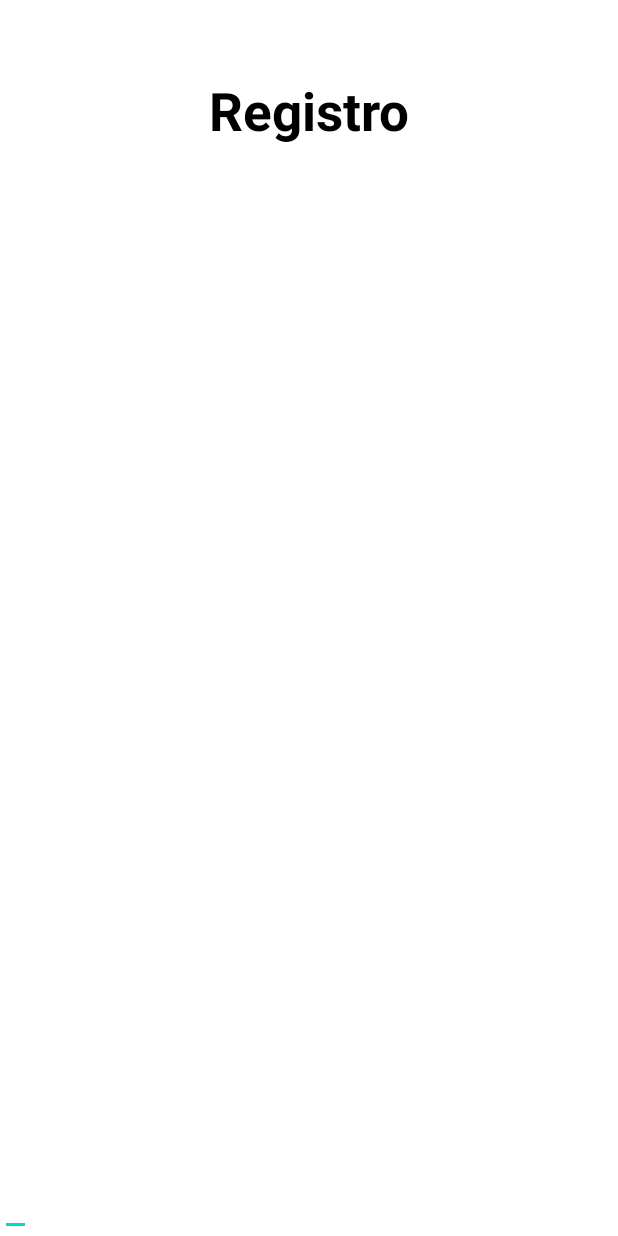
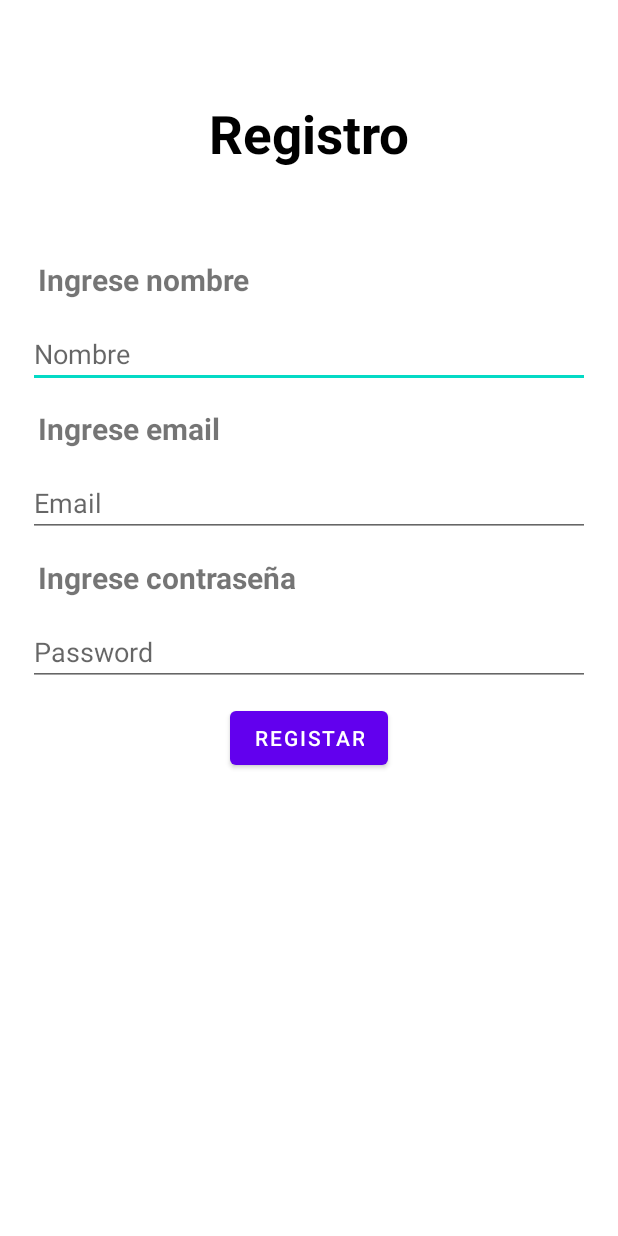
Before and after one commit to MarianoDigangi1/android-studio-got, an Android app: the screen it shows after launch (SignUpActivity), after a tap on "REGISTRAR USUARIO", on a phone screen of 412 x 824 dp. Run offline under Robolectric (Android 15) with nearby library versions, the phone set to English and light mode, and no system bars.

Commit message:
signUp activity add

```diff
--- a/app/build.gradle
+++ b/app/build.gradle
@@ -37,6 +37,10 @@ dependencies {
     implementation "androidx.appcompat:appcompat:1.2.0"
     implementation "androidx.recyclerview:recyclerview:1.1.0"
     implementation 'androidx.constraintlayout:constraintlayout:2.1.4'
+    implementation 'com.j256.ormlite:ormlite-core:5.1'
+    implementation 'com.j256.ormlite:ormlite-android:5.1'
+    compileOnly 'org.projectlombok:lombok:1.18.24'
+    annotationProcessor 'org.projectlombok:lombok:1.18.24'
     testImplementation 'junit:junit:4.13.2'
     androidTestImplementation 'androidx.test.ext:junit:1.1.3'
     androidTestImplementation 'androidx.test.espresso:espresso-core:3.4.0'
--- a/app/src/main/java/com/got/trabajopractico/home/HomeActivity.java
+++ b/app/src/main/java/com/got/trabajopractico/activity/HomeActivity.java
@@ -1,4 +1,4 @@
-package com.got.trabajopractico.home;
+package com.got.trabajopractico.activity;
 
 import androidx.appcompat.app.AppCompatActivity;
 import androidx.recyclerview.widget.RecyclerView;
@@ -10,7 +10,6 @@ import com.got.trabajopractico.adapter.HouseAdapter;
 import com.got.trabajopractico.model.House;
 
 import java.util.ArrayList;
-import java.util.List;
 
 public class HomeActivity extends AppCompatActivity {
 
--- /dev/null
+++ b/app/src/main/java/com/got/trabajopractico/activity/LoginActivity.java
@@ -0,0 +1,82 @@
+package com.got.trabajopractico.activity;
+
+import androidx.appcompat.app.AppCompatActivity;
+
+import android.content.Intent;
+import android.content.SharedPreferences;
+import android.os.Bundle;
+import android.view.View;
+import android.widget.Button;
+import android.widget.CheckBox;
+import android.widget.EditText;
+
+import com.got.trabajopractico.R;
+import com.got.trabajopractico.helpers.HelperConstants;
+
+public class LoginActivity extends AppCompatActivity {
+
+    EditText etContra, etUsuario;
+    Button btnIniciar, btnRegistrar;
+    CheckBox etRecordarUsuario;
+    SharedPreferences preferences;
+
+    @Override
+    protected void onCreate(Bundle savedInstanceState) {
+        super.onCreate(savedInstanceState);
+        setContentView(R.layout.activity_login);
+
+        inicializarElementos();
+        configurarSharedPreferenced();
+        //Funcionalidad de los Buttons
+        btnIniciar.setOnClickListener(new View.OnClickListener() {
+            @Override
+            public void onClick(View view) {
+                String usuario = etUsuario.getText().toString();
+                String password = etContra.getText().toString();
+                recordarUsuario(usuario, password);
+            }
+        });
+        btnRegistrar.setOnClickListener(new View.OnClickListener() {
+            @Override
+            public void onClick(View view) {
+                //si se cumple la condicion de que el <Usuario y contraseña> es igual a Usario y contraseña que entre a paginacion, en caso contrario mostrar un mensaje
+                paginacionEntreActivitis(SignUpActivity.class);
+                // Toast.makeText(SignUpActivity.this,"ERROR AL VALIDAR USUARIO", Toast.LENGTH_LONG).show();
+            }
+        });
+    }
+
+    private void inicializarElementos() {
+        etUsuario = findViewById(R.id.etUsuario);
+        etContra = findViewById(R.id.etContra);
+        btnIniciar = findViewById(R.id.btnIniciar);
+        btnRegistrar = findViewById(R.id.btnRegistrar);
+        etRecordarUsuario = findViewById(R.id.etRecordarUsuario);
+    }
+
+    private void configurarSharedPreferenced(){
+        preferences = getApplicationContext().getSharedPreferences(HelperConstants.SP_CREDENCIALES, MODE_PRIVATE);
+        String usuarioGuardado = preferences.getString(HelperConstants.USUARIO, null);
+        String passwordGuardada = preferences.getString(HelperConstants.PASSWORD, null);
+
+        if (usuarioGuardado != null && passwordGuardada != null) {
+            paginacionEntreActivitis(HomeActivity.class);
+        }
+    }
+
+    private void recordarUsuario(String usuario, String password) {
+        if (etRecordarUsuario.isChecked()) {
+            SharedPreferences prefs = getApplicationContext().getSharedPreferences(HelperConstants.SP_CREDENCIALES, MODE_PRIVATE);
+            SharedPreferences.Editor editor = prefs.edit();
+            editor.putString(HelperConstants.USUARIO, usuario);
+            editor.putString(HelperConstants.PASSWORD, password);
+            editor.apply();
+        }
+        paginacionEntreActivitis(HomeActivity.class);
+    }
+
+    private void paginacionEntreActivitis(Class claseDestino) {
+        Intent intentGlobal = new Intent(LoginActivity.this, claseDestino);
+        startActivity(intentGlobal);
+    }
+}
--- /dev/null
+++ b/app/src/main/java/com/got/trabajopractico/activity/SignUpActivity.java
@@ -0,0 +1,73 @@
+package com.got.trabajopractico.activity;
+
+import androidx.appcompat.app.AppCompatActivity;
+
+import android.os.Bundle;
+import android.view.View;
+import android.widget.Button;
+import android.widget.EditText;
+import android.widget.TextView;
+import android.widget.Toast;
+
+import com.got.trabajopractico.R;
+import com.got.trabajopractico.db.UsuarioManager;
+import com.got.trabajopractico.model.Usuario;
+
+import java.sql.SQLException;
+
+public class SignUpActivity extends AppCompatActivity {
+
+    TextView textViewRegistro, textViewNombre, textViewEmail, textViewPassword;
+    EditText editTextNombre, editTextEmail, editTextPassoword;
+    Button btnSignUp;
+
+    @Override
+    protected void onCreate(Bundle savedInstanceState) {
+        super.onCreate(savedInstanceState);
+        setContentView(R.layout.activity_sign_up);
+
+        inicializarElementos();
+
+        btnSignUp.setOnClickListener(new View.OnClickListener() {
+            @Override
+            public void onClick(View view) {
+                Usuario usuario = new Usuario();
+
+                usuario.setId((int)(Math.random()*900000+1));
+                usuario.setUsername(editTextNombre.getText().toString());
+                usuario.setEmail(editTextEmail.getText().toString());
+                usuario.setPassword(editTextEmail.getText().toString());
+
+                if(verificaciones(usuario)){
+                    try{
+                        UsuarioManager.getInstanciaUsuarioManager(SignUpActivity.this).saveUsuario(usuario);
+                        Toast.makeText(SignUpActivity.this,"SE GUARDO EN LA BD", Toast.LENGTH_LONG).show();
+                    }catch (Exception e){
+                        e.printStackTrace();
+                        Toast.makeText(SignUpActivity.this,"ERROR", Toast.LENGTH_LONG).show();
+                    }
+                }else{
+                    Toast.makeText(SignUpActivity.this,"ERROR EN UNO DE LOS CAMPOS", Toast.LENGTH_LONG).show();
+                }
+            }
+        });
+    }
+
+    private void inicializarElementos(){
+        textViewRegistro = findViewById(R.id.tvRegistro);
+        textViewNombre = findViewById(R.id.tvNombre);
+        textViewEmail = findViewById(R.id.tvEmail);
+        textViewPassword = findViewById(R.id.tvPassword);
+        editTextNombre = findViewById(R.id.etNombre);
+        editTextEmail = findViewById(R.id.etEmail);
+        editTextPassoword = findViewById(R.id.etPassword);
+        btnSignUp = findViewById(R.id.btnRegistrarSingUp);
+    }
+    private boolean verificaciones(Usuario usuario){
+        boolean flag = true;
+        if(usuario.getEmail().matches("[@]+.+com$")){
+            flag = false;
+        }
+        return flag;
+    }
+}
--- a/app/src/main/java/com/got/trabajopractico/adapter/HouseAdapter.java
+++ b/app/src/main/java/com/got/trabajopractico/adapter/HouseAdapter.java
@@ -19,12 +19,10 @@ public class HouseAdapter extends RecyclerView.Adapter<HouseAdapter.HouseViewHol
     private OnItemClickListener onItemClickListener;
 
     public HouseAdapter(List<House> listHouse,OnItemClickListener onItemClickListener) {
-
         this.listHouse = listHouse;
         this.onItemClickListener = onItemClickListener;
     }
 
-    //Retorna una instancia de HouseViewHolder
     @NonNull
     @Override
     public HouseViewHolder onCreateViewHolder(@NonNull ViewGroup parent, int viewType) {
@@ -57,7 +55,6 @@ public class HouseAdapter extends RecyclerView.Adapter<HouseAdapter.HouseViewHol
 
 
     public interface OnItemClickListener{
-
         void onItemClickListener(House house);
     }
 }
--- a/app/src/main/java/com/got/trabajopractico/login/Login.java
+++ /dev/null
@@ -1,60 +0,0 @@
-package com.got.trabajopractico.login;
-
-import androidx.appcompat.app.AppCompatActivity;
-
-import android.content.Intent;
-import android.os.Bundle;
-import android.util.Log;
-import android.view.View;
-import android.widget.Button;
-import android.widget.CheckBox;
-import android.widget.EditText;
-
-import com.got.trabajopractico.R;
-import com.got.trabajopractico.home.HomeActivity;
-
-public class Login extends AppCompatActivity {
-
-    EditText etContra, etUsuario;
-    Button btnIniciar, btnRegistrar;
-    CheckBox etRecordarUsuario;
-
-    @Override
-    protected void onCreate(Bundle savedInstanceState) {
-        super.onCreate(savedInstanceState);
-        setContentView(R.layout.activity_login);
-
-        //R es una clase que se genera al momento de la compilación. Contiene los ids
-        etUsuario = findViewById(R.id.etUsuario);
-        etContra = findViewById(R.id.etContra);
-
-        btnIniciar =  findViewById(R.id.btnIniciar);
-        btnRegistrar = findViewById(R.id.btnRegistrar);
-
-        etRecordarUsuario = findViewById(R.id.etRecordarUsuario);
-
-        btnIniciar.setOnClickListener(new View.OnClickListener() {
-            @Override
-            public void onClick(View view) {
-                Intent intent_sign_in = new Intent(Login.this, HomeActivity.class);
-                startActivity(intent_sign_in);
-            }
-        });
-
-        btnRegistrar.setOnClickListener(new View.OnClickListener() {
-            @Override
-            public void onClick(View view) {
-                Intent intent_sign_up = new Intent(Login.this,SignUpActivity.class);
-                startActivity(intent_sign_up);
-            }
-        });
-
-    }
-}
-
-
-/*
-    setOnClickListener
-    Se llama a este método cuando el usuario toca el elemento (en el modo táctil) o se centra en el
-    elemento con las teclas de navegación o la bola de seguimiento y presiona la tecla "Intro" adecuada o la bola de seguimiento.
-*/
--- a/app/src/main/java/com/got/trabajopractico/login/SignUpActivity.java
+++ /dev/null
@@ -1,19 +0,0 @@
-package com.got.trabajopractico.login;
-
-import androidx.appcompat.app.AppCompatActivity;
-
-import android.os.Bundle;
-import android.widget.TextView;
-
-import com.got.trabajopractico.R;
-
-public class SignUpActivity extends AppCompatActivity {
-
-    TextView textView;
-
-    @Override
-    protected void onCreate(Bundle savedInstanceState) {
-        super.onCreate(savedInstanceState);
-        setContentView(R.layout.activity_sign_up);
-    }
-}
--- a/app/src/main/java/com/got/trabajopractico/main/ToolbarActivity.java
+++ b/app/src/main/java/com/got/trabajopractico/main/ToolbarActivity.java
@@ -3,6 +3,8 @@ package com.got.trabajopractico.main;
 import androidx.appcompat.app.AppCompatActivity;
 
 import android.os.Bundle;
+
+import com.got.trabajopractico.R;
 
 public class ToolbarActivity extends AppCompatActivity {
 
--- a/app/src/main/res/layout/activity_home.xml
+++ b/app/src/main/res/layout/activity_home.xml
@@ -6,7 +6,7 @@
     android:layout_height="match_parent"
     android:orientation="vertical"
     android:padding="10dp"
-    tools:context=".home.HomeActivity">
+    tools:context=".activity.HomeActivity">
 
 
     <TextView
--- a/app/src/main/res/layout/activity_login.xml
+++ b/app/src/main/res/layout/activity_login.xml
@@ -7,7 +7,7 @@
     android:gravity="center_horizontal"
     android:orientation="vertical"
     android:padding="20dp"
-    tools:context=".login.Login">
+    tools:context=".activity.LoginActivity">
 
     <TextView
         android:layout_width="match_parent"
--- a/app/src/main/res/layout/activity_sign_up.xml
+++ b/app/src/main/res/layout/activity_sign_up.xml
@@ -5,10 +5,11 @@
     android:layout_width="match_parent"
     android:layout_height="match_parent"
     android:orientation="vertical"
-    tools:context=".login.SignUpActivity">
+    android:layout_margin="15dp"
+    tools:context=".activity.SignUpActivity">
 
     <TextView
-        android:id="@+id/tvSignUp"
+        android:id="@+id/tvRegistro"
         android:layout_width="match_parent"
         android:layout_height="wrap_content"
         android:text="Registro"
@@ -19,10 +20,81 @@
         android:gravity="center_horizontal"
        />
 
+    <TextView
+        android:id="@+id/tvNombre"
+        android:layout_width="match_parent"
+        android:layout_height="wrap_content"
+        android:text="Ingrese nombre"
+        android:textStyle="bold"
+        android:gravity="left"
+        android:width="10dp"
+        android:layout_margin="10dp"
+        android:textSize="20dp"/>
+
     <EditText
-        android:layout_width="wrap_content"
-        android:layout_height="match_parent"
-        android:gravity="center_horizontal"
+        android:id="@+id/etNombre"
+        android:layout_width="match_parent"
+        android:layout_height="wrap_content"
+        android:hint="Nombre"
+        android:layout_margin="3dp"
         />
 
+    <TextView
+        android:id="@+id/tvEmail"
+        android:layout_width="match_parent"
+        android:layout_height="wrap_content"
+        android:text="Ingrese email"
+        android:textStyle="bold"
+        android:gravity="left"
+        android:width="10dp"
+        android:layout_margin="10dp"
+        android:textSize="20dp"/>
+
+    <EditText
+        android:id="@+id/etEmail"
+        android:layout_width="match_parent"
+        android:layout_height="wrap_content"
+        android:hint="Email"
+        android:layout_margin="3dp"
+        />
+
+    <TextView
+        android:id="@+id/tvPassword"
+        android:layout_width="match_parent"
+        android:layout_height="wrap_content"
+        android:text="Ingrese contraseña"
+        android:textStyle="bold"
+        android:gravity="left"
+        android:width="10dp"
+        android:layout_margin="10dp"
+        android:textSize="20dp"/>
+
+    <EditText
+        android:id="@+id/etPassword"
+        android:layout_width="match_parent"
+        android:layout_height="wrap_content"
+        android:hint="Password"
+        android:inputType="textPassword"
+        android:layout_margin="3dp"
+        />
+
+    <LinearLayout
+        android:layout_width="match_parent"
+        android:layout_height="wrap_content"
+        android:gravity="center"
+        android:layout_margin="3dp"
+        android:orientation="vertical">
+
+        <Button
+            android:id="@+id/btnRegistrarSingUp"
+            android:layout_height="match_parent"
+            android:layout_width="wrap_content"
+            android:text="Registar"
+            android:layout_margin="4dp"
+            />
+
+    </LinearLayout>
+
+
+
 </LinearLayout>
```
Also changed, not shown: app/src/main/AndroidManifest.xml (+7 -3 lines), app/src/main/java/com/got/trabajopractico/db/HelperDB.java (added, +31 -0 lines), app/src/main/java/com/got/trabajopractico/db/UsuarioManager.java (added, +50 -0 lines), app/src/main/java/com/got/trabajopractico/helpers/HelperConstants.java (added, +12 -0 lines), app/src/main/java/com/got/trabajopractico/model/House.java (+10 -44 lines), app/src/main/java/com/got/trabajopractico/model/Usuario.java (+23 -1 lines), app/src/main/res/layout/activity_toolbar.xml (+12 -0 lines).
